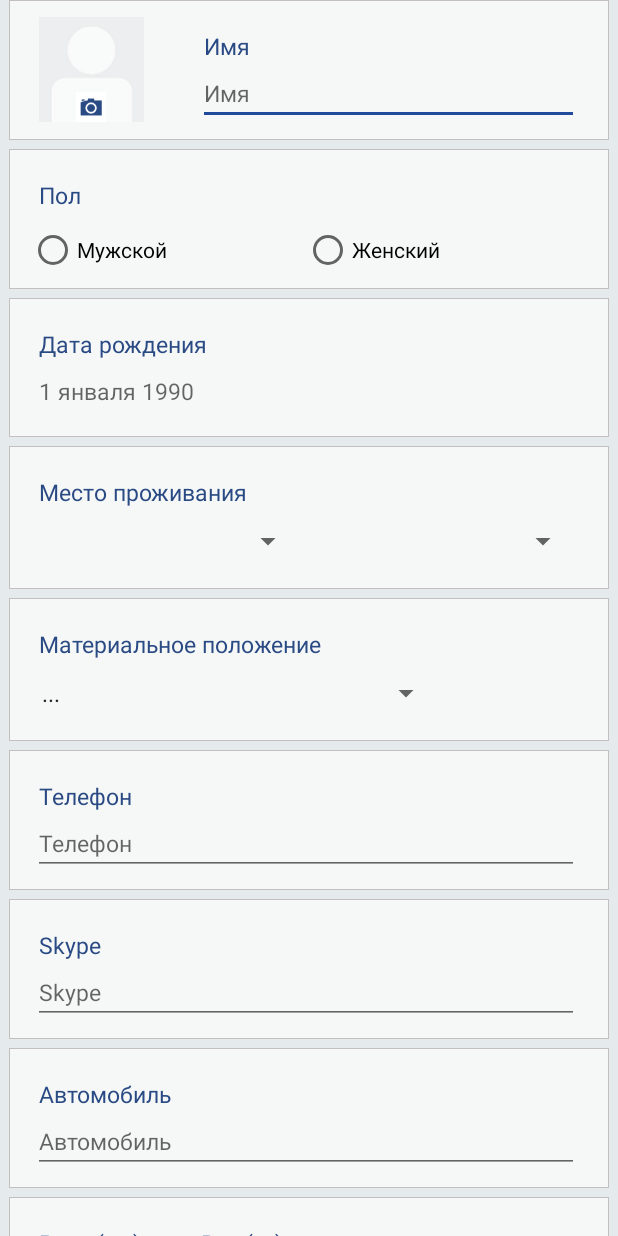
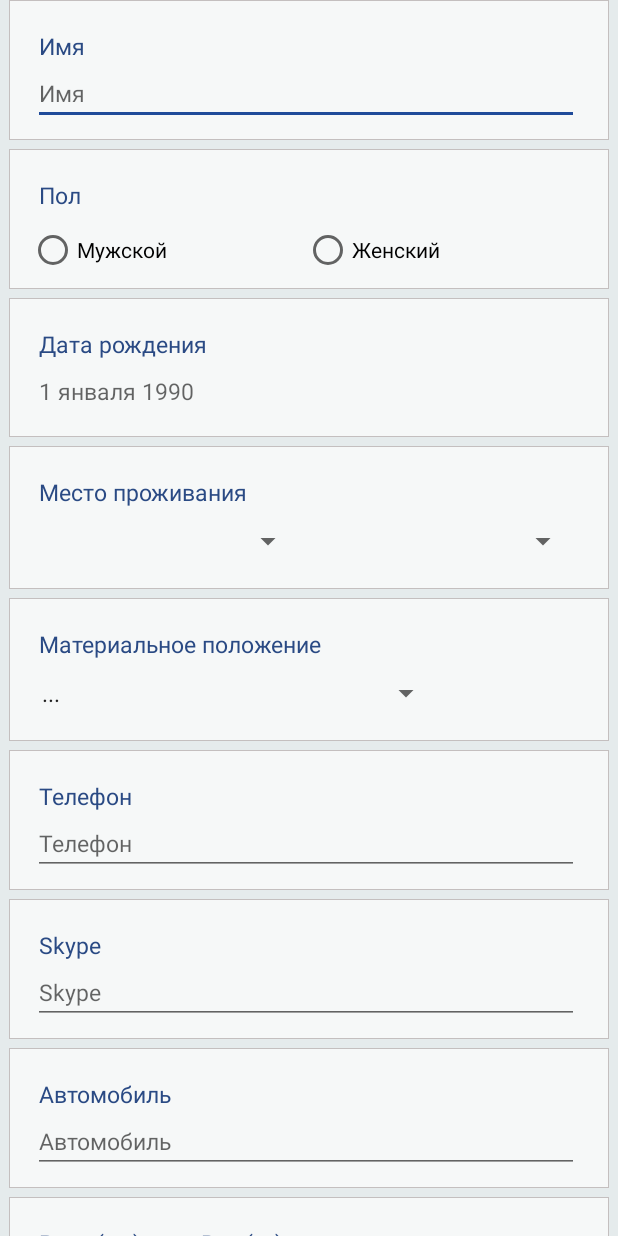
Before and after one commit to BlindSheep/Hello, an Android app: the layout content_settings_profile_fragment.xml on its own in the app's theme, with its tools: preview values and no code run, on a phone screen of 412 x 824 dp. Run offline under Robolectric (Android 15) with nearby library versions, the phone set to English and light mode, and no system bars; network calls fail.

Commit message:
*Перезалив проекта полный

```diff
--- a/app/build.gradle
+++ b/app/build.gradle
@@ -16,8 +16,8 @@ android {
         applicationId "com.httpso_hello.hello"
         minSdkVersion 14
         targetSdkVersion 27
-        versionCode 81
-        versionName "1.81"
+        versionCode 85
+        versionName "1.85"
         testInstrumentationRunner "android.support.test.runner.AndroidJUnitRunner"
         vectorDrawables.useSupportLibrary = true
         signingConfig signingConfigs.config
--- a/app/src/main/java/com/httpso_hello/hello/Structures/BoardItem.java
+++ b/app/src/main/java/com/httpso_hello/hello/Structures/BoardItem.java
@@ -19,6 +19,7 @@ public class BoardItem {
     public int count_readed;
     public String city_cache;
     public int comments;
+    public String is_anonim;
 
     public BoardItem(){
 
--- a/app/src/main/java/com/httpso_hello/hello/activity/AddBoardActivity.java
+++ b/app/src/main/java/com/httpso_hello/hello/activity/AddBoardActivity.java
@@ -37,6 +37,7 @@ public class AddBoardActivity extends SuperMainActivity {
     private FilesAdapter faAdapter;
     private GridView filesLine;
     private Files files;
+    private CheckBox anonim;
 
     @Override
     protected void onCreate(Bundle savedInstanceState) {
@@ -49,6 +50,7 @@ public class AddBoardActivity extends SuperMainActivity {
         boardSave = (TextView) findViewById(R.id.boardSave);
         boardText = (EditText) findViewById(R.id.boardText);
         boardPhotos = (TextView) findViewById(R.id.boardPhotos);
+        anonim = (CheckBox) findViewById(R.id.anonim);
 
         filesLine = (GridView) findViewById(R.id.addBoardPhotos);
 
@@ -81,6 +83,7 @@ public class AddBoardActivity extends SuperMainActivity {
                     HBoard hBoard = new HBoard(getApplicationContext());
                     hBoard.addBoard(
                             boardTextString,
+                            anonim.isChecked(),
                             files.getUploadedFiles(),
                             new HBoard.AddBoardCallback() {
                                 @Override
--- a/app/src/main/java/com/httpso_hello/hello/helper/Auth.java
+++ b/app/src/main/java/com/httpso_hello/hello/helper/Auth.java
@@ -30,7 +30,7 @@ public class Auth {
     //Функция проверки авторизованности приложения
     public boolean autoLogion(){
         // Если Есть ключ то приложение считаент что оно авторизовано
-        if(stgs.getSettingStr("auth_token")!= null){
+        if((stgs.getSettingStr("auth_token")!= null) && (stgs.getSettingInt("user_id") != 0)){
             return true;
         }
         return false;
--- a/app/src/main/java/com/httpso_hello/hello/helper/HBoard.java
+++ b/app/src/main/java/com/httpso_hello/hello/helper/HBoard.java
@@ -78,6 +78,7 @@ public class HBoard extends Help{
 
     public void addBoard(
             final String content,
+            final boolean is_anonim,
             final ArrayList<Integer> uploadedFiles,
             final AddBoardCallback addBoardCallback,
             final Help.ErrorCallback errorCallback
@@ -120,6 +121,8 @@ public class HBoard extends Help{
                     params.put("auth_token", stgs.getSettingStr("auth_token"));
                     params.put("content", content);
                     params.put("ctype_name", "board");
+                    if (is_anonim) params.put("is_anonim", "1");
+                    else params.put("is_anonim", "0");
                     if(uploadedFiles.size()!=0){
                         params.put("uploaded_files", gson.toJson(uploadedFiles.toArray()));
                     }
--- a/app/src/main/java/com/httpso_hello/hello/helper/Profile.java
+++ b/app/src/main/java/com/httpso_hello/hello/helper/Profile.java
@@ -51,6 +51,7 @@ public class Profile extends Help{
                     new Response.Listener<String>() {
                         public void onResponse(String response){
                             if (response != null) {
+                                try {
                                     Log.d("User", response);
                                     Resp resp = gson.fromJson(response, Resp.class);
                                     if (resp.error == null) {
@@ -59,6 +60,9 @@ public class Profile extends Help{
                                     }
                                     getProfileCallback.onError(resp.error.error_code, resp.error.error_msg);
                                     return;
+                                } catch (Exception e) {
+
+                                }
                             }
                             getProfileCallback.onInternetError();
                             return;
--- a/app/src/main/res/layout/content_settings_profile_fragment.xml
+++ b/app/src/main/res/layout/content_settings_profile_fragment.xml
@@ -25,34 +25,9 @@
                 android:elevation="1.5dp"
                 android:orientation="horizontal">
 
-            <RelativeLayout
-                android:layout_marginLeft="20dp"
-                android:layout_gravity="center_vertical"
-                android:layout_width="wrap_content"
-                android:layout_height="wrap_content">
-
-                <ImageView
-                    android:id="@+id/newAvatar"
-                    android:layout_width="70dp"
-                    android:layout_height="70dp"
-                    app:srcCompat="@mipmap/avatar"/>
-
-                <ImageView
-                    android:layout_marginLeft="20dp"
-                    android:layout_width="20dp"
-                    android:layout_height="20dp"
-                    android:layout_alignParentBottom="true"
-                    android:layout_centerHorizontal="true"
-                    android:background="@color/white"
-                    android:tint="@color/main_blue_color_hello"
-                    app:srcCompat="@mipmap/ic_action_photo"/>
-
-            </RelativeLayout>
-
             <LinearLayout
                 android:layout_width="match_parent"
                 android:layout_height="wrap_content"
-                android:layout_marginLeft="20dp"
                 android:orientation="vertical">
 
                 <TextView
```
Also changed, not shown: app/src/main/java/com/httpso_hello/hello/activity/BoardContentActivity.java (+35 -3 lines), app/src/main/java/com/httpso_hello/hello/activity/MainActivity.java (+6 -2 lines), app/src/main/java/com/httpso_hello/hello/adapters/BoardAdapter.java (+112 -83 lines), app/src/main/java/com/httpso_hello/hello/fragments/SettingsProfileFragment.java (+0 -30 lines), app/src/main/res/layout/content_add_board.xml (+8 -0 lines), app/src/main/res/drawable-hdpi/ic_action_anonim.png (added), app/src/main/res/drawable-mdpi/ic_action_anonim.png (added), app/src/main/res/drawable-xhdpi/ic_action_anonim.png (added), app/src/main/res/drawable-xxhdpi/ic_action_anonim.png (added), app/src/main/res/drawable-xxxhdpi/ic_action_anonim.png (added), app/src/main/res/drawable/ic_action_anonimnost.png (added). Lines whose indentation alone changed are shown as unchanged.
